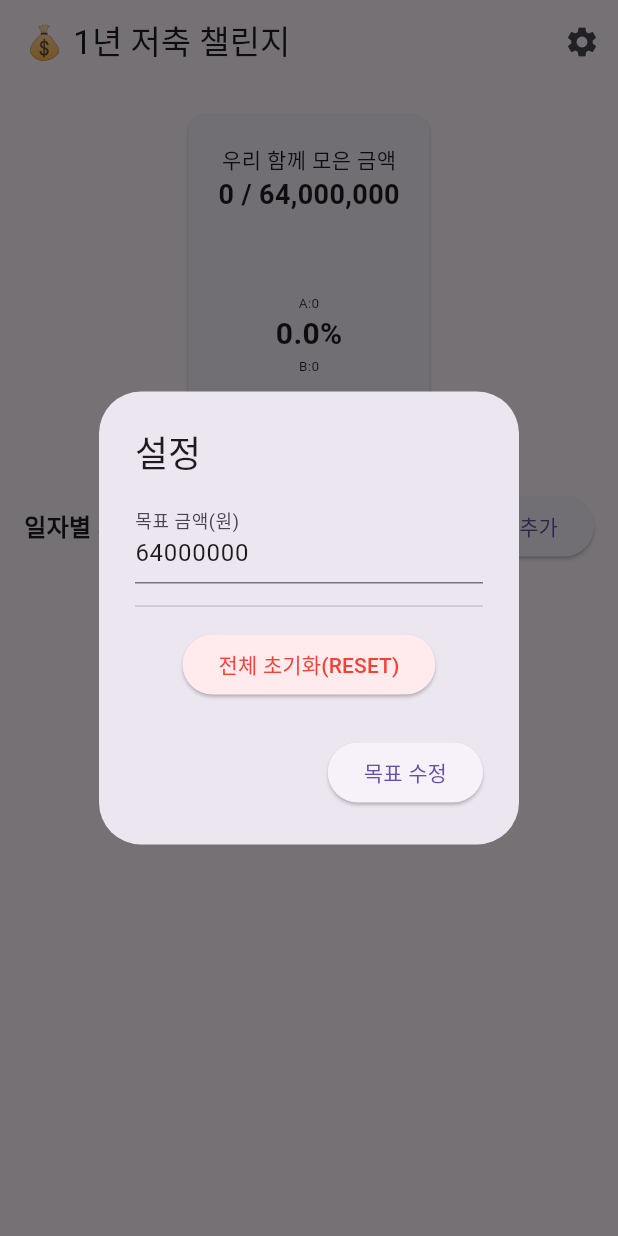
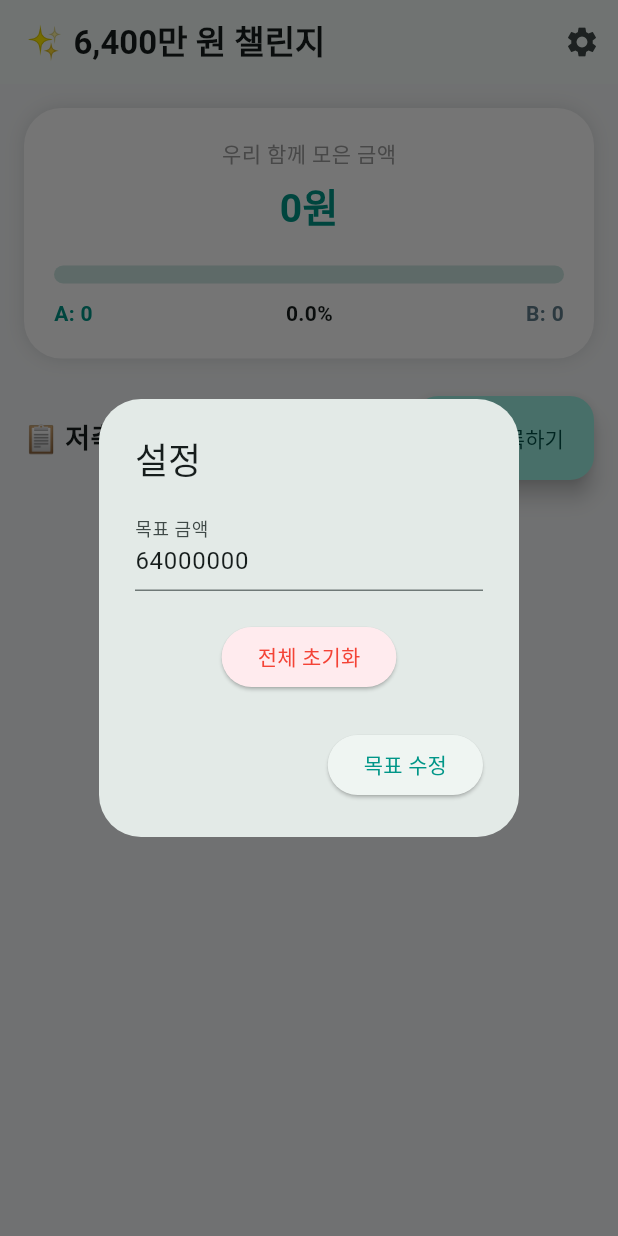
Before and after one commit to isolafide-bot/my_savings_app, a Flutter app: the screen it shows after launch, after a tap on the "settings" icon, on a phone screen of 412 x 824 dp. Run offline on Flutter 3.47's test engine with Material 3 defaults, Android fonts, the phone set to English and light mode, and no system bars; our stand-ins replace shared_preferences.

Commit message:
Integrate shared preferences and enhance UI
Added shared preferences for data persistence and improved UI elements.

```diff
--- a/lib/main.dart
+++ b/lib/main.dart
@@ -1,5 +1,7 @@
 import 'package:flutter/material.dart';
 import 'package:intl/intl.dart';
+import 'package:shared_preferences/shared_preferences.dart';
+import 'dart:convert';
 
 void main() => runApp(const MySavingsApp());
 
@@ -9,7 +11,10 @@ class MySavingsApp extends StatelessWidget {
   Widget build(BuildContext context) {
     return MaterialApp(
       debugShowCheckedModeBanner: false,
-      theme: ThemeData(primarySwatch: Colors.teal, useMaterial3: true),
+      theme: ThemeData(
+        colorScheme: ColorScheme.fromSeed(seedColor: Colors.teal, primary: Colors.teal),
+        useMaterial3: true,
+      ),
       home: const SavingsPage(),
     );
   }
@@ -23,10 +28,34 @@ class SavingsPage extends StatefulWidget {
 
 class _SavingsPageState extends State<SavingsPage> {
   double goalAmount = 64000000;
+  List<Map<String, dynamic>> records = [];
   final TextEditingController _amtEdit = TextEditingController();
   final TextEditingController _goalEdit = TextEditingController();
   String selectedPartner = 'A';
-  List<Map<String, dynamic>> records = [];
+
+  @override
+  void initState() {
+    super.initState();
+    _loadData(); // 앱 시작 시 저장된 데이터 불러오기
+  }
+
+  // 데이터 저장 및 불러오기 기능
+  Future<void> _loadData() async {
+    final prefs = await SharedPreferences.getInstance();
+    setState(() {
+      goalAmount = prefs.getDouble('goal') ?? 64000000;
+      String? savedRecords = prefs.getString('records');
+      if (savedRecords != null) {
+        records = List<Map<String, dynamic>>.from(json.decode(savedRecords));
+      }
+    });
+  }
+
+  Future<void> _saveData() async {
+    final prefs = await SharedPreferences.getInstance();
+    await prefs.setDouble('goal', goalAmount);
+    await prefs.setString('records', json.encode(records));
+  }
 
   void _showInput({int? index}) {
     if (index != null) {
@@ -39,15 +68,15 @@ class _SavingsPageState extends State<SavingsPage> {
     showDialog(
       context: context,
       builder: (ctx) => AlertDialog(
-        title: Text(index == null ? '저축 기록 추가' : '기록 수정'),
+        title: Text(index == null ? '💸 새로운 저축' : '✏️ 기록 수정'),
         content: Column(mainAxisSize: MainAxisSize.min, children: [
-          DropdownButtonFormField<String>(
-            value: selectedPartner,
-            items: ['A', 'B'].map((p) => DropdownMenuItem(value: p, child: Text('파트너 $p'))).toList(),
-            onChanged: (v) => setState(() => selectedPartner = v!),
-            decoration: const InputDecoration(labelText: '누가 저축하나요?'),
+          SegmentedButton<String>(
+            segments: const [ButtonSegment(value: 'A', label: Text('파트너 A')), ButtonSegment(value: 'B', label: Text('파트너 B'))],
+            selected: {selectedPartner},
+            onSelectionChanged: (val) => setState(() => selectedPartner = val.first),
           ),
-          TextField(controller: _amtEdit, keyboardType: TextInputType.number, decoration: const InputDecoration(labelText: '금액(원)')),
+          const SizedBox(height: 15),
+          TextField(controller: _amtEdit, keyboardType: TextInputType.number, decoration: const InputDecoration(labelText: '금액(원)', border: OutlineInputBorder())),
         ]),
         actions: [
           TextButton(onPressed: () => Navigator.pop(ctx), child: const Text('취소')),
@@ -60,6 +89,7 @@ class _SavingsPageState extends State<SavingsPage> {
                 records.insert(0, {'date': DateFormat('yyyy-MM-dd').format(DateTime.now()), 'partner': selectedPartner, 'amount': int.parse(_amtEdit.text)});
               }
             });
+            _saveData();
             Navigator.pop(ctx);
           }, child: const Text('저장')),
         ],
@@ -75,52 +105,68 @@ class _SavingsPageState extends State<SavingsPage> {
     double progress = (totalSum / goalAmount).clamp(0.0, 1.0);
 
     return Scaffold(
-      appBar: AppBar(title: const Text('💰 1년 저축 챌린지'), actions: [
+      backgroundColor: const Color(0xFFF5F7F8),
+      appBar: AppBar(
+        title: const Text('✨ 6,400만 원 챌린지', style: TextStyle(fontWeight: FontWeight.bold)),
+        actions: [
           IconButton(icon: const Icon(Icons.settings), onPressed: () {
             _goalEdit.text = goalAmount.toInt().toString();
             showDialog(context: context, builder: (ctx) => AlertDialog(
               title: const Text('설정'),
               content: Column(mainAxisSize: MainAxisSize.min, children: [
-              TextField(controller: _goalEdit, keyboardType: TextInputType.number, decoration: const InputDecoration(labelText: '목표 금액(원)')),
-              const Divider(height: 30),
-              ElevatedButton(onPressed: () { setState(() { records.clear(); goalAmount = 64000000; }); Navigator.pop(ctx); },
-                style: ElevatedButton.styleFrom(backgroundColor: Colors.red[50]), child: const Text('전체 초기화(RESET)', style: TextStyle(color: Colors.red))),
+                TextField(controller: _goalEdit, keyboardType: TextInputType.number, decoration: const InputDecoration(labelText: '목표 금액')),
+                const SizedBox(height: 20),
+                ElevatedButton(onPressed: () { setState(() { records.clear(); goalAmount = 64000000; }); _saveData(); Navigator.pop(ctx); },
+                  style: ElevatedButton.styleFrom(backgroundColor: Colors.red[50]), child: const Text('전체 초기화', style: TextStyle(color: Colors.red))),
               ]),
-            actions: [ElevatedButton(onPressed: () { setState(() => goalAmount = double.parse(_goalEdit.text)); Navigator.pop(ctx); }, child: const Text('목표 수정'))],
+              actions: [ElevatedButton(onPressed: () { setState(() => goalAmount = double.parse(_goalEdit.text)); _saveData(); Navigator.pop(ctx); }, child: const Text('목표 수정'))],
             ));
           })
-      ]),
-      body: SingleChildScrollView( // 세로 짤림 방지
+        ],
+      ),
+      body: SingleChildScrollView(
         padding: const EdgeInsets.all(16),
         child: Column(children: [
-          Card(child: Padding(padding: const EdgeInsets.all(20), child: Column(children: [
-            const Text('우리 함께 모은 금액'),
-            Text('${NumberFormat('#,###').format(totalSum)} / ${NumberFormat('#,###').format(goalAmount)}', style: const TextStyle(fontSize: 18, fontWeight: FontWeight.bold)),
+          // 디자인이 강화된 대시보드
+          Container(
+            padding: const EdgeInsets.all(20),
+            decoration: BoxDecoration(color: Colors.white, borderRadius: BorderRadius.circular(25), boxShadow: [BoxShadow(color: Colors.black12, blurRadius: 10)]),
+            child: Column(children: [
+              const Text('우리 함께 모은 금액', style: TextStyle(color: Colors.grey, fontSize: 14)),
+              const SizedBox(height: 5),
+              Text('${NumberFormat('#,###').format(totalSum)}원', style: const TextStyle(fontSize: 26, fontWeight: FontWeight.bold, color: Colors.teal)),
               const SizedBox(height: 20),
-            Stack(alignment: Alignment.center, children: [
-              SizedBox(width: 120, height: 120, child: CircularProgressIndicator(value: progress, strokeWidth: 10, color: Colors.teal)),
-              Column(children: [
-                Text('A:${NumberFormat('#,###').format(totalA)}', style: const TextStyle(fontSize: 9)),
-                Text('${(progress * 100).toStringAsFixed(1)}%', style: const TextStyle(fontSize: 20, fontWeight: FontWeight.bold)),
-                Text('B:${NumberFormat('#,###').format(totalB)}', style: const TextStyle(fontSize: 9)),
+              LinearProgressIndicator(value: progress, minHeight: 12, borderRadius: BorderRadius.circular(10), color: Colors.orangeAccent),
+              const SizedBox(height: 10),
+              Row(mainAxisAlignment: MainAxisAlignment.spaceBetween, children: [
+                Text('A: ${NumberFormat('#,###').format(totalA)}', style: const TextStyle(fontWeight: FontWeight.bold, color: Colors.teal)),
+                Text('${(progress * 100).toStringAsFixed(1)}%', style: const TextStyle(fontWeight: FontWeight.bold)),
+                Text('B: ${NumberFormat('#,###').format(totalB)}', style: const TextStyle(fontWeight: FontWeight.bold, color: Colors.blueGrey)),
               ])
-            ])
-          ]))),
-          const SizedBox(height: 20),
+            ]),
+          ),
+          const SizedBox(height: 25),
           Row(mainAxisAlignment: MainAxisAlignment.spaceBetween, children: [
-            const Text('일자별 저축 기록', style: TextStyle(fontSize: 16, fontWeight: FontWeight.bold)),
-            ElevatedButton(onPressed: () => _showInput(), child: const Text('기록 추가'))
+            const Text('📋 저축 히스토리', style: TextStyle(fontSize: 18, fontWeight: FontWeight.bold)),
+            FloatingActionButton.extended(onPressed: () => _showInput(), label: const Text('기록하기'), icon: const Icon(Icons.add), size: const Size(120, 45)),
           ]),
-          const SizedBox(height: 10),
-          ...records.asMap().entries.map((e) => Card(child: ListTile(
-            leading: CircleAvatar(child: Text(e.value['partner'])),
-            title: Text('${NumberFormat('#,###').format(e.value['amount'])}원'),
-            subtitle: Text('${records.length - e.key}번 | ${e.value['date']}'),
+          const SizedBox(height: 15),
+          // 내역 리스트
+          ...records.asMap().entries.map((e) => Card(
+            margin: const EdgeInsets.only(bottom: 12),
+            shape: RoundedRectangleBorder(borderRadius: BorderRadius.circular(15)),
+            child: ListTile(
+              leading: CircleAvatar(backgroundColor: e.value['partner'] == 'A' ? Colors.teal[50] : Colors.blueGrey[50], child: Text(e.value['partner'])),
+              title: Text('${NumberFormat('#,###').format(e.value['amount'])}원', style: const TextStyle(fontWeight: FontWeight.bold)),
+              subtitle: Text(e.value['date']),
               trailing: Row(mainAxisSize: MainAxisSize.min, children: [
-              IconButton(icon: const Icon(Icons.edit, size: 20), onPressed: () => _showInput(index: e.key)),
-              IconButton(icon: const Icon(Icons.delete, size: 20, color: Colors.red), onPressed: () => setState(() => records.removeAt(e.key))),
+                IconButton(icon: const Icon(Icons.edit_outlined, size: 20), onPressed: () => _showInput(index: e.key)),
+                IconButton(icon: const Icon(Icons.delete_outline, size: 20, color: Colors.redAccent), onPressed: () {
+                  setState(() => records.removeAt(e.key)); _saveData();
+                }),
               ]),
-          ))).toList(),
+            ),
+          )).toList(),
         ]),
       ),
     );
```
Lines whose indentation alone changed are shown as unchanged.
